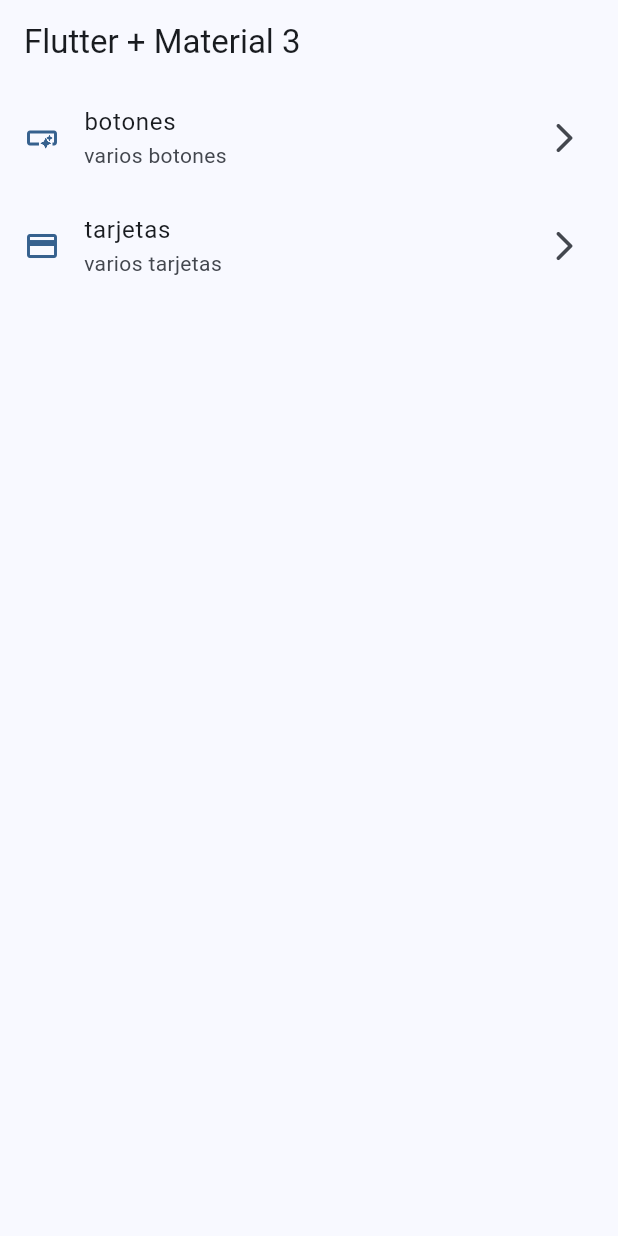
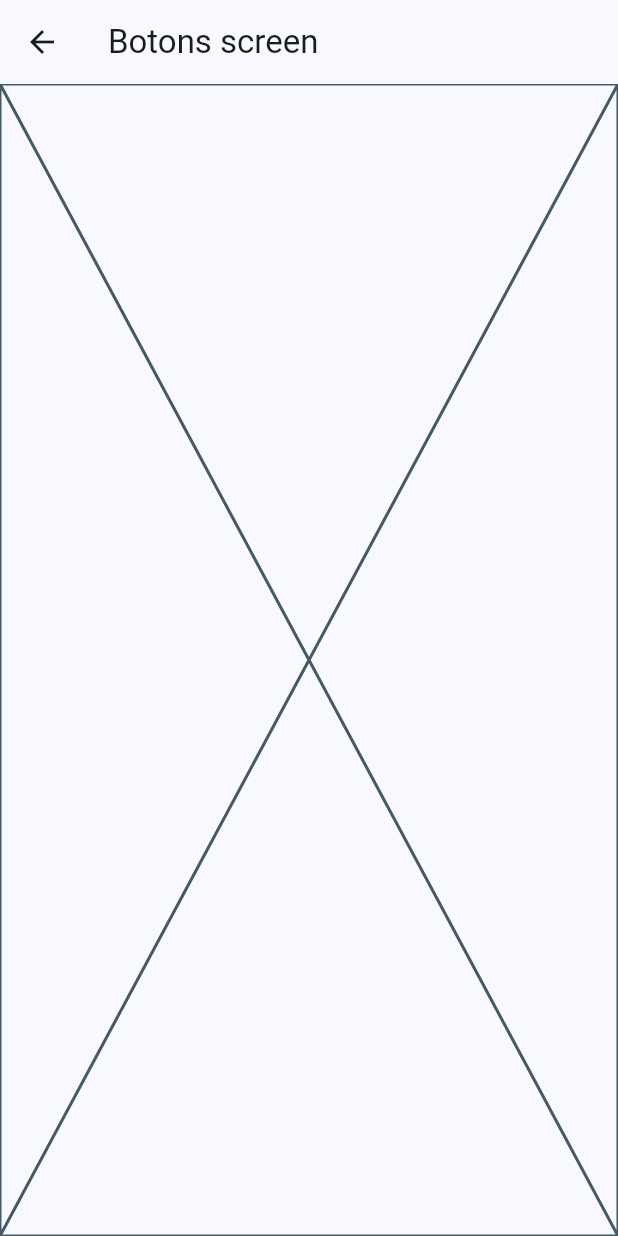
Before and after one commit to Federicoegas001/widget_app, a Flutter app: the screen it shows after launch, after a tap on "botones", on a phone screen of 412 x 824 dp. Run offline on Flutter 3.47's test engine with Material 3 defaults, Android fonts, the phone set to English and light mode, and no system bars.

```diff
--- a/lib/main.dart
+++ b/lib/main.dart
@@ -1,5 +1,7 @@
 import 'package:flutter/material.dart';
 import 'package:widget_app/config/theme/app_theme.dart';
+import 'package:widget_app/presentation/screens/buttons/buttons_screen.dart';
+import 'package:widget_app/presentation/screens/cards/cards_screen.dart';
 import 'package:widget_app/presentation/screens/home/home_screen.dart';
 
 void main() => runApp(const MyApp());
@@ -16,6 +18,10 @@ class MyApp extends StatelessWidget {
       home: const Scaffold(
         body: HomeScreen(),
       ),
+      routes: {
+        '/botones': (context) => const ButtonsScreen(),
+        '/tarjetas': (context) => const CardsScreen(),
+      },
     );
   }
 }
--- /dev/null
+++ b/lib/presentation/screens/buttons/buttons_screen.dart
@@ -0,0 +1,15 @@
+import 'package:flutter/material.dart';
+
+class ButtonsScreen extends StatelessWidget {
+  const ButtonsScreen({super.key});
+
+  @override
+  Widget build(BuildContext context) {
+    return Scaffold(
+      appBar: AppBar(
+        title: const Text('Botons screen'),
+      ),
+      body: const Placeholder(),
+    );
+  }
+}
--- a/lib/presentation/screens/home/home_screen.dart
+++ b/lib/presentation/screens/home/home_screen.dart
@@ -1,5 +1,6 @@
 import 'package:flutter/material.dart';
 import 'package:widget_app/config/menu/menu_item.dart';
+import 'package:widget_app/presentation/screens/buttons/buttons_screen.dart';
 
 class HomeScreen extends StatelessWidget {
   const HomeScreen({super.key});
@@ -48,7 +49,9 @@ class _CustomListTile extends StatelessWidget {
       trailing: const Icon(Icons.arrow_forward_ios_rounded),
       title: Text(menuItem.title),
       subtitle: Text(menuItem.subtitle),
-      onTap: () {},
+      onTap: () {
+        Navigator.pushNamed((context), menuItem.link);
+      },
     );
   }
 }
```
Also changed, not shown: lib/presentation/screens/cards/cards_screen.dart (added, +15 -0 lines).
